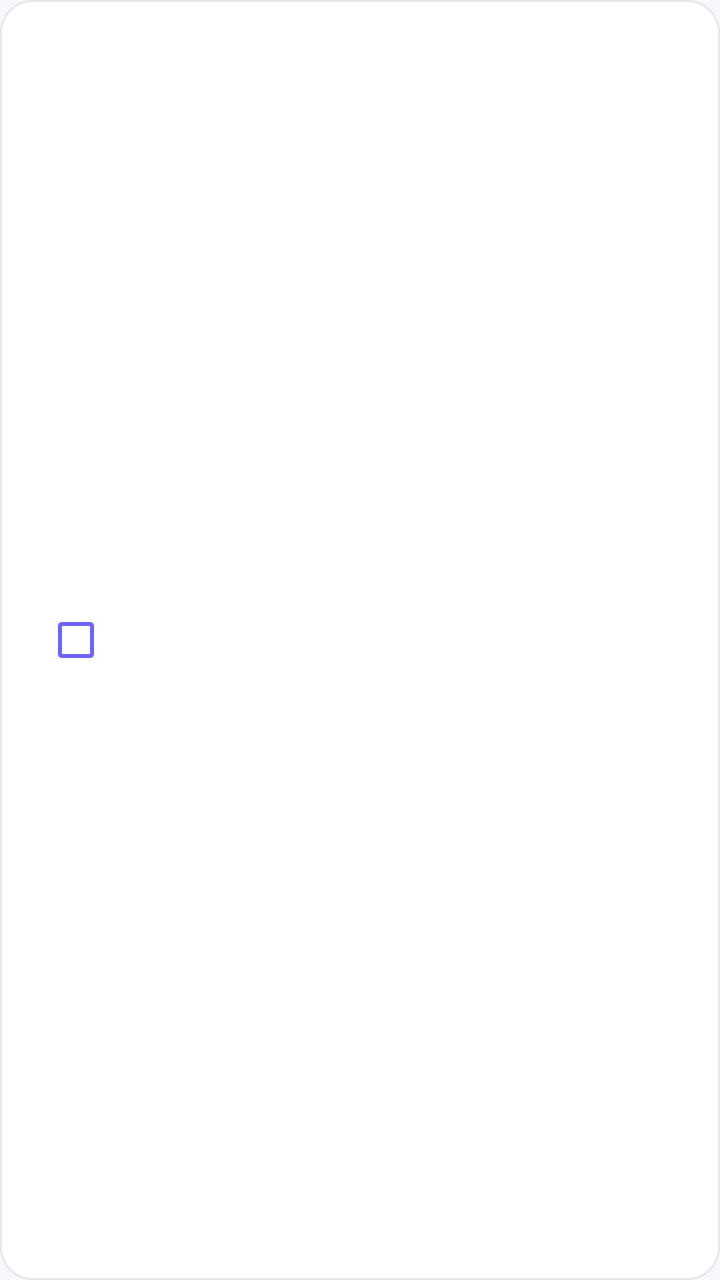
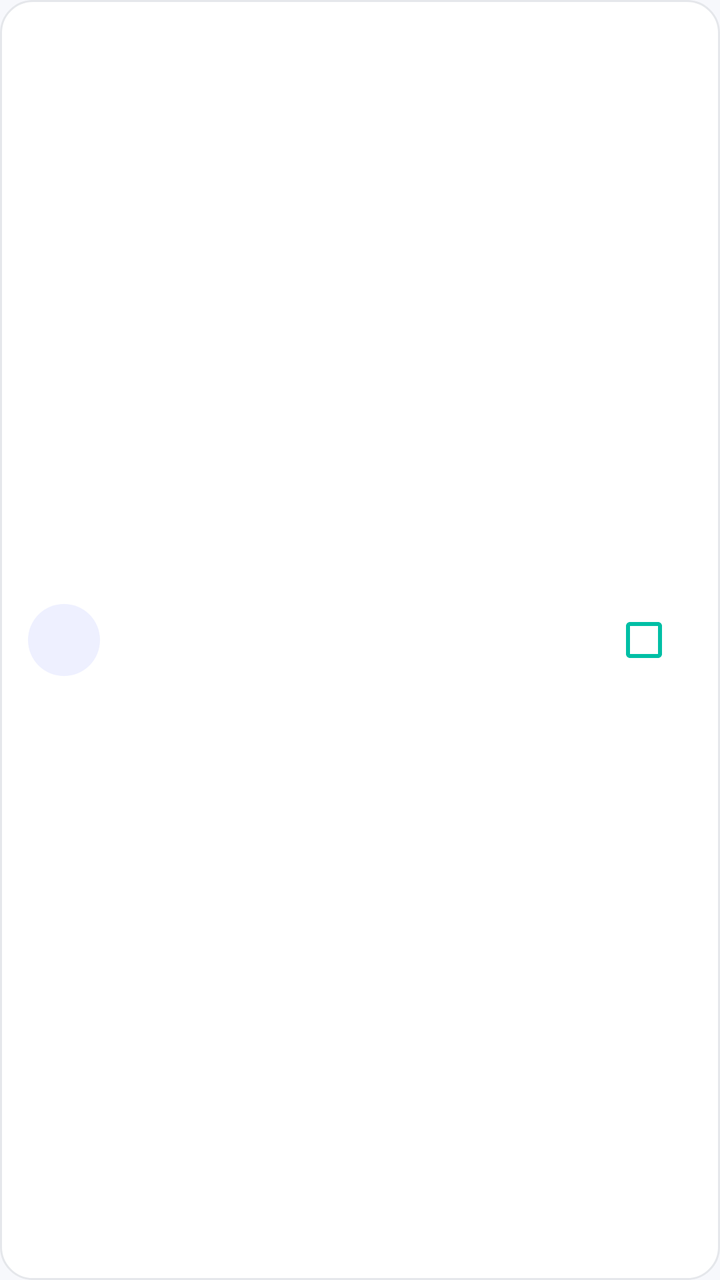

Two renders of the same Android screen: before a commit and after it. Below are the layout's source before the change and the commit's diff.
<!-- AndroidManifest.xml: application theme Theme.SkillBarter -->
<!-- res/layout/item_roadmap_step.xml -->
<?xml version="1.0" encoding="utf-8"?>
<LinearLayout xmlns:android="http://schemas.android.com/apk/res/android"
    android:layout_width="match_parent"
    android:layout_height="wrap_content"
    android:layout_marginBottom="10dp"
    android:background="@drawable/bg_rounded_card"
    android:gravity="center_vertical"
    android:orientation="horizontal"
    android:padding="14dp">

    <CheckBox
        android:id="@+id/cbStep"
        android:layout_width="wrap_content"
        android:layout_height="wrap_content"
        android:buttonTint="@color/primary" />

    <LinearLayout
        android:layout_width="0dp"
        android:layout_height="wrap_content"
        android:layout_marginStart="10dp"
        android:layout_weight="1"
        android:orientation="vertical">

        <TextView
            android:id="@+id/tvStepTitle"
            android:layout_width="wrap_content"
            android:layout_height="wrap_content"
            android:textColor="@color/text_primary"
            android:textSize="15sp"
            android:textStyle="bold" />

        <TextView
            android:id="@+id/tvStepDesc"
            android:layout_width="wrap_content"
            android:layout_height="wrap_content"
            android:layout_marginTop="3dp"
            android:textColor="@color/text_secondary"
            android:textSize="13sp" />

    </LinearLayout>

</LinearLayout>
<!-- resources referenced by this layout -->
<resources>
  <color name="primary">#6C63FF</color>
  <color name="text_primary">#1A1A2E</color>
  <color name="text_secondary">#6B7280</color>
  <!-- drawable bg_rounded_card (drawable) -->
  <?xml version="1.0" encoding="utf-8"?>
  <shape xmlns:android="http://schemas.android.com/apk/res/android"
      android:shape="rectangle">
      <solid android:color="@color/surface_white" />
      <corners android:radius="16dp" />
      <stroke android:width="1dp" android:color="@color/divider_color" />
  </shape>
  <style name="Theme.SkillBarter" parent="Base.Theme.SkillBarter" />
  <color name="surface_white">#FFFFFF</color>
  <color name="divider_color">#E5E7EB</color>
  <style name="Base.Theme.SkillBarter" parent="Theme.Material3.DayNight.NoActionBar">
          <item name="colorPrimary">@color/primary</item>
          <item name="colorOnPrimary">@color/white</item>
          <item name="colorPrimaryContainer">@color/primary_light</item>
          <item name="colorOnPrimaryContainer">@color/primary</item>
          <item name="android:colorBackground">@color/bg_light</item>
          <item name="colorSurface">@color/surface_white</item>
          <item name="colorOnSurface">@color/text_primary</item>
          <item name="colorOnSurfaceVariant">@color/text_secondary</item>
          <item name="android:statusBarColor">@color/surface_white</item>
          <item name="android:windowLightStatusBar">true</item>
      </style>
  <color name="white">#FFFFFF</color>
  <color name="primary_light">#EEF0FF</color>
  <color name="bg_light">#F7F8FC</color>
</resources>

<!-- the commit's change to res/layout/item_roadmap_step.xml (unified diff, before → after) -->
@@ -8,22 +8,39 @@
     android:orientation="horizontal"
     android:padding="14dp">
 
-    <CheckBox
-        android:id="@+id/cbStep"
-        android:layout_width="wrap_content"
-        android:layout_height="wrap_content"
-        android:buttonTint="@color/primary" />
+    
+    <FrameLayout
+        android:layout_width="36dp"
+        android:layout_height="36dp"
+        android:layout_marginEnd="12dp">
 
+        <View
+            android:id="@+id/viewStepBg"
+            android:layout_width="36dp"
+            android:layout_height="36dp"
+            android:background="@drawable/bg_step_number" />
+
+        <TextView
+            android:id="@+id/tvStepNumber"
+            android:layout_width="match_parent"
+            android:layout_height="match_parent"
+            android:gravity="center"
+            android:textColor="@color/primary"
+            android:textSize="13sp"
+            android:textStyle="bold" />
+
+    </FrameLayout>
+
+    
     <LinearLayout
         android:layout_width="0dp"
         android:layout_height="wrap_content"
-        android:layout_marginStart="10dp"
         android:layout_weight="1"
         android:orientation="vertical">
 
         <TextView
             android:id="@+id/tvStepTitle"
-            android:layout_width="wrap_content"
+            android:layout_width="match_parent"
             android:layout_height="wrap_content"
             android:textColor="@color/text_primary"
             android:textSize="15sp"
@@ -31,7 +48,7 @@
 
         <TextView
             android:id="@+id/tvStepDesc"
-            android:layout_width="wrap_content"
+            android:layout_width="match_parent"
             android:layout_height="wrap_content"
             android:layout_marginTop="3dp"
             android:textColor="@color/text_secondary"
@@ -39,4 +56,12 @@
 
     </LinearLayout>
 
+    
+    <CheckBox
+        android:id="@+id/cbStep"
+        android:layout_width="wrap_content"
+        android:layout_height="wrap_content"
+        android:layout_marginStart="10dp"
+        android:buttonTint="@color/accent_green" />
+
 </LinearLayout>
<!-- resource entries referenced after the edit -->
@@ -1,5 +1,6 @@
 <!-- resources referenced by this layout -->
 <resources>
+  <color name="accent_green">#00BFA5</color>
   <color name="primary">#6C63FF</color>
   <color name="text_primary">#1A1A2E</color>
   <color name="text_secondary">#6B7280</color>
@@ -10,6 +11,12 @@
       <solid android:color="@color/surface_white" />
       <corners android:radius="16dp" />
       <stroke android:width="1dp" android:color="@color/divider_color" />
+  </shape>
+  <!-- drawable bg_step_number (drawable) -->
+  <?xml version="1.0" encoding="utf-8"?>
+  <shape xmlns:android="http://schemas.android.com/apk/res/android"
+      android:shape="oval">
+      <solid android:color="#EEF0FF" />
   </shape>
   <style name="Theme.SkillBarter" parent="Base.Theme.SkillBarter" />
   <color name="surface_white">#FFFFFF</color>
